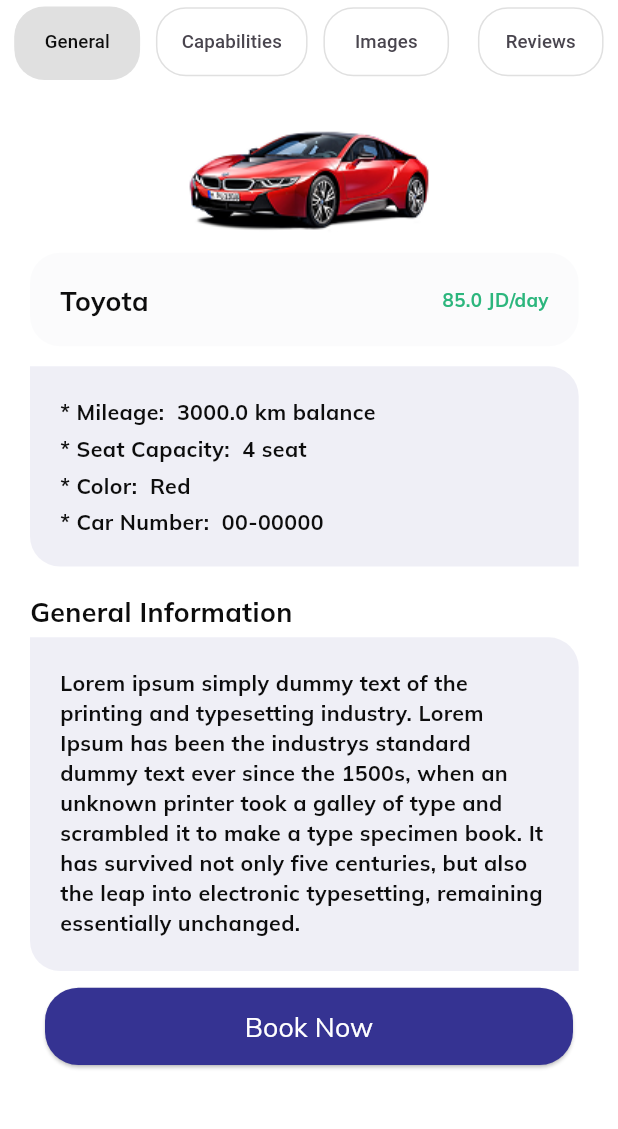
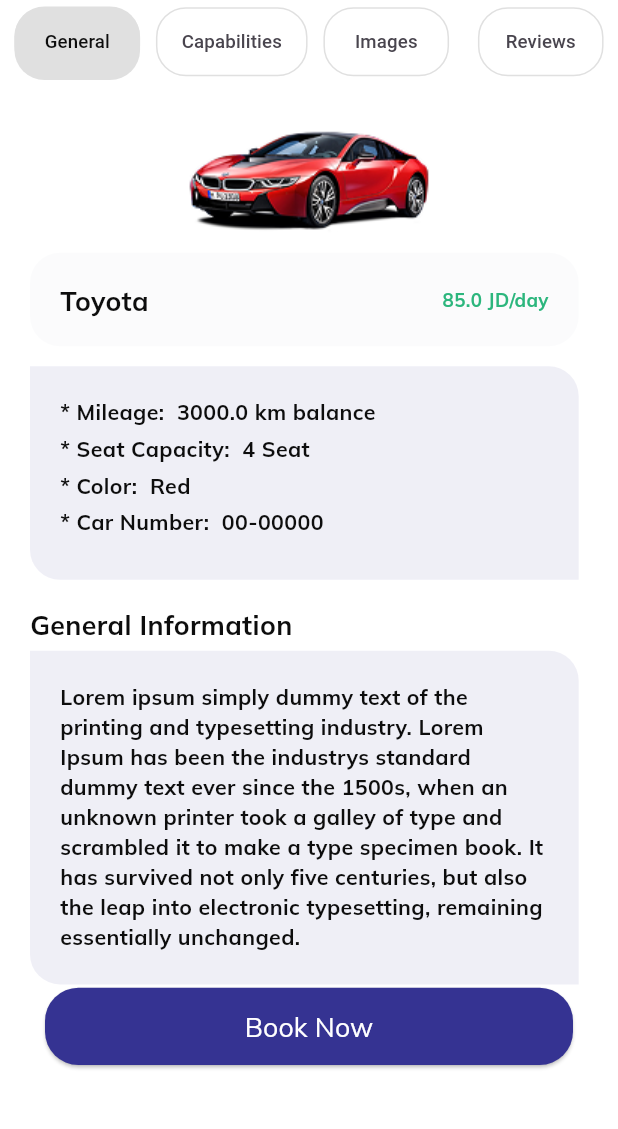
Before and after one commit to abdhuseen/ride_hub, a Flutter app: the OfficeScreen screen opened directly with empty values, after a tap on "Maserati", on a phone screen of 412 x 824 dp, the part 76-1205 px from its top. Run offline on Flutter 3.47's test engine with Material 3 defaults, Android fonts, the phone set to English and light mode, and no system bars; our stand-ins replace flutter_screenutil, google_fonts.

Commit message:
add and edit some words in ar & en

```diff
--- a/lib/l10n/app_localizations.dart
+++ b/lib/l10n/app_localizations.dart
@@ -517,6 +517,90 @@
   /// In en, this message translates to:
   /// **'Reject'**
   String get reject;
+
+  /// No description provided for @mileage.
+  ///
+  /// In en, this message translates to:
+  /// **'Mileage'**
+  String get mileage;
+
+  /// No description provided for @seat_capacity.
+  ///
+  /// In en, this message translates to:
+  /// **'Seat Capacity'**
+  String get seat_capacity;
+
+  /// No description provided for @seat.
+  ///
+  /// In en, this message translates to:
+  /// **'Seat'**
+  String get seat;
+
+  /// No description provided for @km_balance.
+  ///
+  /// In en, this message translates to:
+  /// **'km balance'**
+  String get km_balance;
+
+  /// No description provided for @color.
+  ///
+  /// In en, this message translates to:
+  /// **'Color'**
+  String get color;
+
+  /// No description provided for @car_number.
+  ///
+  /// In en, this message translates to:
+  /// **'Car Number'**
+  String get car_number;
+
+  /// No description provided for @general_information.
+  ///
+  /// In en, this message translates to:
+  /// **'General Information'**
+  String get general_information;
+
+  /// No description provided for @engine_option.
+  ///
+  /// In en, this message translates to:
+  /// **'Engine Option'**
+  String get engine_option;
+
+  /// No description provided for @l.
+  ///
+  /// In en, this message translates to:
+  /// **'L'**
+  String get l;
+
+  /// No description provided for @cylinder.
+  ///
+  /// In en, this message translates to:
+  /// **'Cylinder'**
+  String get cylinder;
+
+  /// No description provided for @hoers_power.
+  ///
+  /// In en, this message translates to:
+  /// **'Hoers Power'**
+  String get hoers_power;
+
+  /// No description provided for @transmission_type.
+  ///
+  /// In en, this message translates to:
+  /// **'Transmission Type'**
+  String get transmission_type;
+
+  /// No description provided for @fuel_type.
+  ///
+  /// In en, this message translates to:
+  /// **'Fuel Type'**
+  String get fuel_type;
+
+  /// No description provided for @performance_score.
+  ///
+  /// In en, this message translates to:
+  /// **'Performance Score'**
+  String get performance_score;
 }
 
 class _AppLocalizationsDelegate
--- a/lib/view/screens/Rental/general_info_rental.dart
+++ b/lib/view/screens/Rental/general_info_rental.dart
@@ -70,7 +70,7 @@
                         ),
                         // Rental cost
                         BaseText(
-                          text: '$rentalCost JD/day',
+                          text: '$rentalCost ${AppLang.getLang(context: context).jd_day}',
                           fontSize: AppConstants.size8.sp,
                           FontFamily: 'Mulish-Bold',
                           textColor: AppConstants.backgroundColor2,
@@ -82,7 +82,7 @@
                   // Mileage & Seat Capacity
                   Container(
                     width: 380.w,
-                    height: 150.h,
+                    height: 160.h,
                     padding: EdgeInsets.all(20),
                     decoration: BoxDecoration(
                       color: Color.fromARGB(20, 53, 51, 146),
@@ -98,13 +98,13 @@
                         Row(
                           children: [
                             BaseText(
-                              text: '* Mileage:',
+                              text: '* ${AppLang.getLang(context: context).mileage}:',
                               fontSize: AppConstants.size6.sp,
                               FontFamily: 'Mulish-Bold',
                               textColor: AppConstants.primaryTextColor,
                             ),
                             BaseText(
-                              text: '  $mileage km balance',
+                              text: '  $mileage ${AppLang.getLang(context: context).km_balance}',
                               fontSize: AppConstants.size6.sp,
                               FontFamily: 'Mulish-Bold',
                               textColor: AppConstants.primaryTextColor,
@@ -117,13 +117,13 @@
                         Row(
                           children: [
                             BaseText(
-                              text: '* Seat Capacity:',
+                              text: '* ${AppLang.getLang(context: context).seat_capacity}:',
                               fontSize: AppConstants.size6.sp,
                               FontFamily: 'Mulish-Bold',
                               textColor: AppConstants.primaryTextColor,
                             ),
                             BaseText(
-                              text: '  $seatCapacity seat',
+                              text: '  $seatCapacity ${AppLang.getLang(context: context).seat}',
                               fontSize: AppConstants.size6.sp,
                               FontFamily: 'Mulish-Bold',
                               textColor: AppConstants.primaryTextColor,
@@ -136,7 +136,7 @@
                         Row(
                           children: [
                             BaseText(
-                              text: '* Color:',
+                              text: '* ${AppLang.getLang(context: context).color}:',
                               fontSize: AppConstants.size6.sp,
                               FontFamily: 'Mulish-Bold',
                               textColor: AppConstants.primaryTextColor,
@@ -155,7 +155,7 @@
                         Row(
                           children: [
                             BaseText(
-                              text: '* Car Number:',
+                              text: '* ${AppLang.getLang(context: context).car_number}:',
                               fontSize: AppConstants.size6.sp,
                               FontFamily: 'Mulish-Bold',
                               textColor: AppConstants.primaryTextColor,
@@ -174,7 +174,7 @@
                   SizedBox(height: 20.h),
                   // General Information title
                   BaseText(
-                    text: 'General Information',
+                    text: AppLang.getLang(context: context).general_information,
                     fontSize: AppConstants.size5.sp,
                     FontFamily: 'Mulish-Bold',
                     textColor: AppConstants.primaryTextColor,
--- a/lib/view/screens/Rental/rental_home.dart
+++ b/lib/view/screens/Rental/rental_home.dart
@@ -247,7 +247,7 @@
                   children: [
                     // Previous Rental Requests button
                     PrimaryButton(
-                      text: 'Previous Rental Requests',
+                      text: AppLang.getLang(context: context).previous_rental_requests,
                       onClick: () {
                         if (login == true) {
                           Navigator.push(
--- a/lib/view/screens/Rental/rental_images_screen.dart
+++ b/lib/view/screens/Rental/rental_images_screen.dart
@@ -59,7 +59,7 @@
                           textColor: AppConstants.primaryTextColor,
                         ),
                         BaseText(
-                          text: '$rentalCost JD/day',
+                          text: '$rentalCost ${AppLang.getLang(context: context).jd_day}',
                           fontSize: AppConstants.size8.sp,
                           FontFamily: 'Mulish-Bold',
                           textColor: AppConstants.backgroundColor2,
--- a/lib/view/screens/Rental/review_rental_screen.dart
+++ b/lib/view/screens/Rental/review_rental_screen.dart
@@ -75,7 +75,7 @@
                           textColor: AppConstants.primaryTextColor,
                         ),
                         BaseText(
-                          text: '$rentalCost JD/day',
+                          text: '$rentalCost ${AppLang.getLang(context: context).jd_day}',
                           fontSize: AppConstants.size8.sp,
                           FontFamily: 'Mulish-Bold',
                           textColor: AppConstants.backgroundColor2,
```
Also changed, not shown: lib/l10n/app_ar.arb (+16 -1 lines), lib/l10n/app_en.arb (+15 -1 lines), lib/l10n/app_localizations_ar.dart (+42 -0 lines), lib/l10n/app_localizations_en.dart (+42 -0 lines), lib/view/screens/Rental/capabilities_rental.dart (+7 -7 lines).
